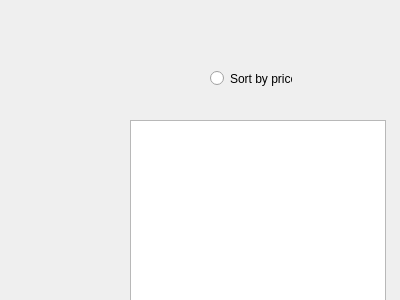
First picture: the form in sflights.ui, repository alihysn/Flight-Booking-Sytem-with-GUI, before the edit.
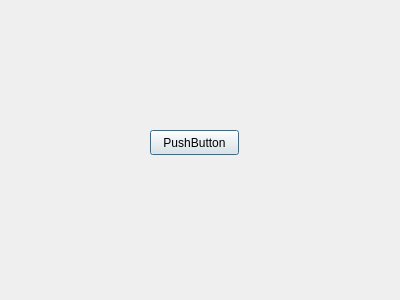
Second picture: the form after the edit.

Commit message: updated search by price algorithm

Patch:
```diff
--- a/sflights.ui
+++ b/sflights.ui
@@ -13,27 +13,17 @@
   <property name="windowTitle">
    <string>Dialog</string>
   </property>
-  <widget class="QRadioButton" name="radioButton">
+  <widget class="QPushButton" name="pushButton">
    <property name="geometry">
     <rect>
-     <x>210</x>
-     <y>70</y>
-     <width>82</width>
-     <height>17</height>
+     <x>150</x>
+     <y>130</y>
+     <width>89</width>
+     <height>25</height>
     </rect>
    </property>
    <property name="text">
-    <string>Sort by price</string>
-   </property>
-  </widget>
-  <widget class="QListView" name="listView">
-   <property name="geometry">
-    <rect>
-     <x>130</x>
-     <y>120</y>
-     <width>256</width>
-     <height>192</height>
-    </rect>
+    <string>PushButton</string>
    </property>
   </widget>
  </widget>
```
The commit also changes 5 other files.
